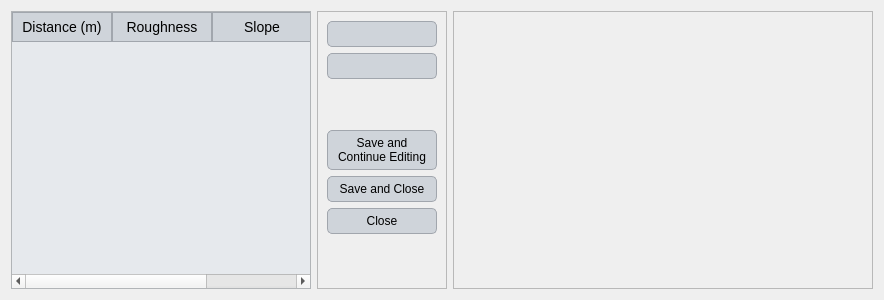
Qt form ui/buffer_segment.ui (Inigobarbe/VFSMOD-GUI) before a commit.
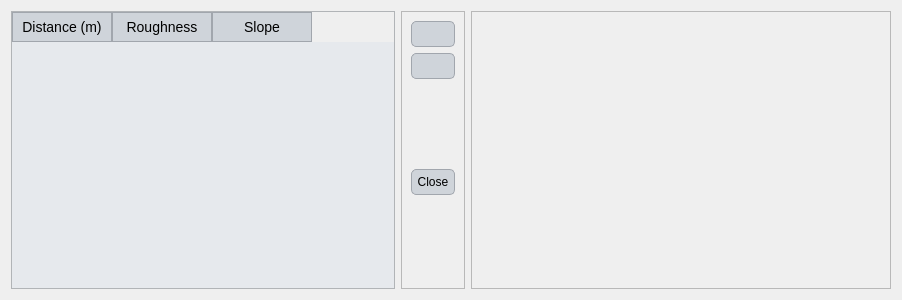
The same form after that commit.

What changed in the file:
```diff
--- a/ui/buffer_segment.ui
+++ b/ui/buffer_segment.ui
@@ -6,7 +6,7 @@
    <rect>
     <x>0</x>
     <y>0</y>
-    <width>884</width>
+    <width>902</width>
     <height>300</height>
    </rect>
   </property>
@@ -151,6 +151,13 @@
       <enum>QFrame::Raised</enum>
      </property>
      <layout class="QGridLayout" name="gridLayout">
+      <item row="3" column="0">
+       <widget class="QPushButton" name="close_dialog">
+        <property name="text">
+         <string>Close</string>
+        </property>
+       </widget>
+      </item>
       <item row="0" column="0">
        <widget class="QPushButton" name="add_row">
         <property name="text">
@@ -165,8 +172,8 @@
         </property>
        </widget>
       </item>
-      <item row="2" column="0">
-       <spacer name="verticalSpacer_2">
+      <item row="4" column="0">
+       <spacer name="verticalSpacer">
         <property name="orientation">
          <enum>Qt::Vertical</enum>
         </property>
@@ -178,36 +185,8 @@
         </property>
        </spacer>
       </item>
-      <item row="3" column="0">
-       <widget class="QPushButton" name="save_continue">
-        <property name="minimumSize">
-         <size>
-          <width>110</width>
-          <height>0</height>
-         </size>
-        </property>
-        <property name="text">
-         <string>Save and 
-Continue Editing</string>
-        </property>
-       </widget>
-      </item>
-      <item row="4" column="0">
-       <widget class="QPushButton" name="save_close">
-        <property name="text">
-         <string>Save and Close</string>
-        </property>
-       </widget>
-      </item>
-      <item row="5" column="0">
-       <widget class="QPushButton" name="close_dialog">
-        <property name="text">
-         <string>Close</string>
-        </property>
-       </widget>
-      </item>
-      <item row="6" column="0">
-       <spacer name="verticalSpacer">
+      <item row="2" column="0">
+       <spacer name="verticalSpacer_2">
         <property name="orientation">
          <enum>Qt::Vertical</enum>
         </property>
```
